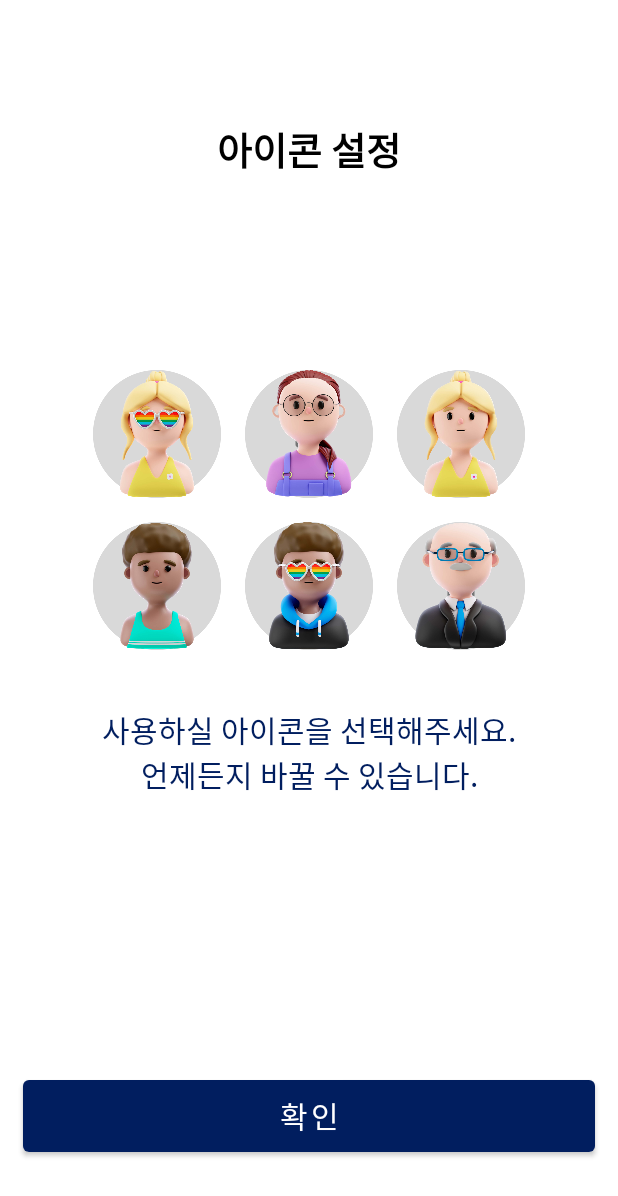
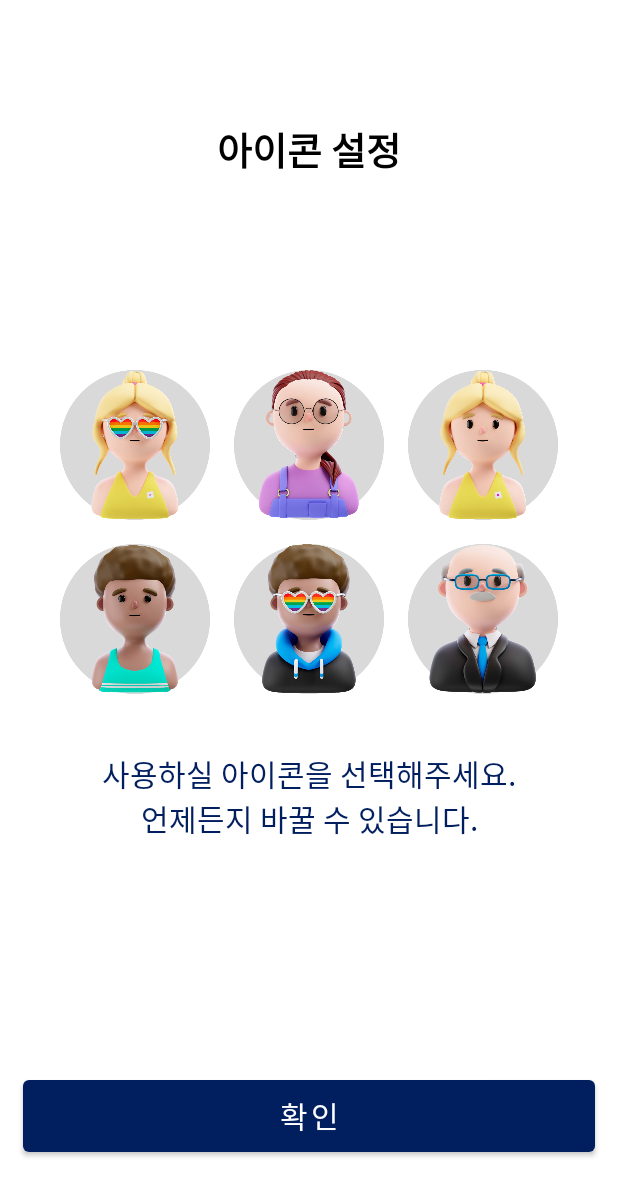
Before and after one commit to FIT-I/FIT-I-Android, an Android app: the layout activity_signup_icon.xml on its own in the app's theme, with its tools: preview values and no code run, on a phone screen of 412 x 824 dp. Shown: the top 1196 px of the screen. Run offline under Robolectric (Android 15) with nearby library versions, the phone set to English and light mode, and no system bars.

Commit message:
feat : 아이콘 하나만 설정되게 하기, 버튼 비활성화/활성화 #18

```diff
--- a/app/src/main/res/layout/activity_signup_icon.xml
+++ b/app/src/main/res/layout/activity_signup_icon.xml
@@ -31,44 +31,49 @@
         app:layout_constraintStart_toStartOf="parent"
         app:layout_constraintTop_toBottomOf="@+id/tv_icon">
 
-
         <CheckBox
-            android:layout_width="85dp"
-            android:layout_height="85dp"
+            android:id="@+id/cb_icon1"
+            android:layout_width="100dp"
+            android:layout_height="100dp"
             android:scaleType="fitCenter"
             android:layout_margin="8dp"
             android:background="@drawable/icon_selector"/>
         <CheckBox
-            android:layout_width="85dp"
-            android:layout_height="85dp"
+            android:id="@+id/cb_icon2"
+            android:layout_width="100dp"
+            android:layout_height="100dp"
             android:scaleType="fitCenter"
             android:layout_margin="8dp"
             android:background="@drawable/icon_selector"
             android:src="@drawable/img_char2" />
         <CheckBox
-            android:layout_width="85dp"
-            android:layout_height="85dp"
+            android:id="@+id/cb_icon3"
+            android:layout_width="100dp"
+            android:layout_height="100dp"
             android:scaleType="fitCenter"
             android:layout_margin="8dp"
             android:background="@drawable/icon_selector"
             android:src="@drawable/img_char3" />
         <CheckBox
-            android:layout_width="85dp"
-            android:layout_height="85dp"
+            android:id="@+id/cb_icon4"
+            android:layout_width="100dp"
+            android:layout_height="100dp"
             android:scaleType="fitCenter"
             android:layout_margin="8dp"
             android:background="@drawable/icon_selector"
             android:src="@drawable/img_char4" />
         <CheckBox
-            android:layout_width="85dp"
-            android:layout_height="85dp"
+            android:id="@+id/cb_icon5"
+            android:layout_width="100dp"
+            android:layout_height="100dp"
             android:scaleType="fitCenter"
             android:layout_margin="8dp"
             android:background="@drawable/icon_selector"
             android:src="@drawable/img_char5" />
         <CheckBox
-            android:layout_width="85dp"
-            android:layout_height="85dp"
+            android:id="@+id/cb_icon6"
+            android:layout_width="100dp"
+            android:layout_height="100dp"
             android:scaleType="fitCenter"
             android:layout_margin="8dp"
             android:background="@drawable/icon_selector"
@@ -86,43 +91,43 @@
         app:layout_constraintTop_toBottomOf="@+id/tv_icon">
 
         <ImageView
-            android:layout_width="85dp"
-            android:layout_height="85dp"
+            android:layout_width="100dp"
+            android:layout_height="100dp"
             android:scaleType="fitCenter"
             android:layout_margin="8dp"
             android:src="@drawable/img_char1"/>
 
         <ImageView
-            android:layout_width="85dp"
-            android:layout_height="85dp"
+            android:layout_width="100dp"
+            android:layout_height="100dp"
             android:scaleType="fitCenter"
             android:layout_margin="8dp"
             android:src="@drawable/img_char2" />
 
         <ImageView
-            android:layout_width="85dp"
-            android:layout_height="85dp"
+            android:layout_width="100dp"
+            android:layout_height="100dp"
             android:scaleType="fitCenter"
             android:layout_margin="8dp"
             android:src="@drawable/img_char3" />
 
         <ImageView
-            android:layout_width="85dp"
-            android:layout_height="85dp"
+            android:layout_width="100dp"
+            android:layout_height="100dp"
             android:scaleType="fitCenter"
             android:layout_margin="8dp"
             android:src="@drawable/img_char4" />
 
         <ImageView
-            android:layout_width="85dp"
-            android:layout_height="85dp"
+            android:layout_width="100dp"
+            android:layout_height="100dp"
             android:scaleType="fitCenter"
             android:layout_margin="8dp"
             android:src="@drawable/img_char5" />
 
         <ImageView
-            android:layout_width="85dp"
-            android:layout_height="85dp"
+            android:layout_width="100dp"
+            android:layout_height="100dp"
             android:scaleType="fitCenter"
             android:layout_margin="8dp"
             android:src="@drawable/img_char6" />
--- a/app/src/main/res/layout/activity_permission.xml
+++ b/app/src/main/res/layout/activity_signup_permission.xml
@@ -4,7 +4,7 @@
     xmlns:tools="http://schemas.android.com/tools"
     android:layout_width="match_parent"
     android:layout_height="match_parent"
-    tools:context=".PermissionActivity">
+    tools:context=".SignupPermissionActivity">
 
     <TextView
         android:id="@+id/tv_permission"
```
Also changed, not shown: app/src/main/java/com/example/fit_i/LoginActivity.kt (+1 -13 lines), app/src/main/java/com/example/fit_i/SignupIconActivity.kt (+95 -1 lines), app/src/main/java/com/example/fit_i/SignupPermissionActivity.kt (renamed from app/src/main/java/com/example/fit_i/PermissionActivity.kt, +2 -5 lines).
